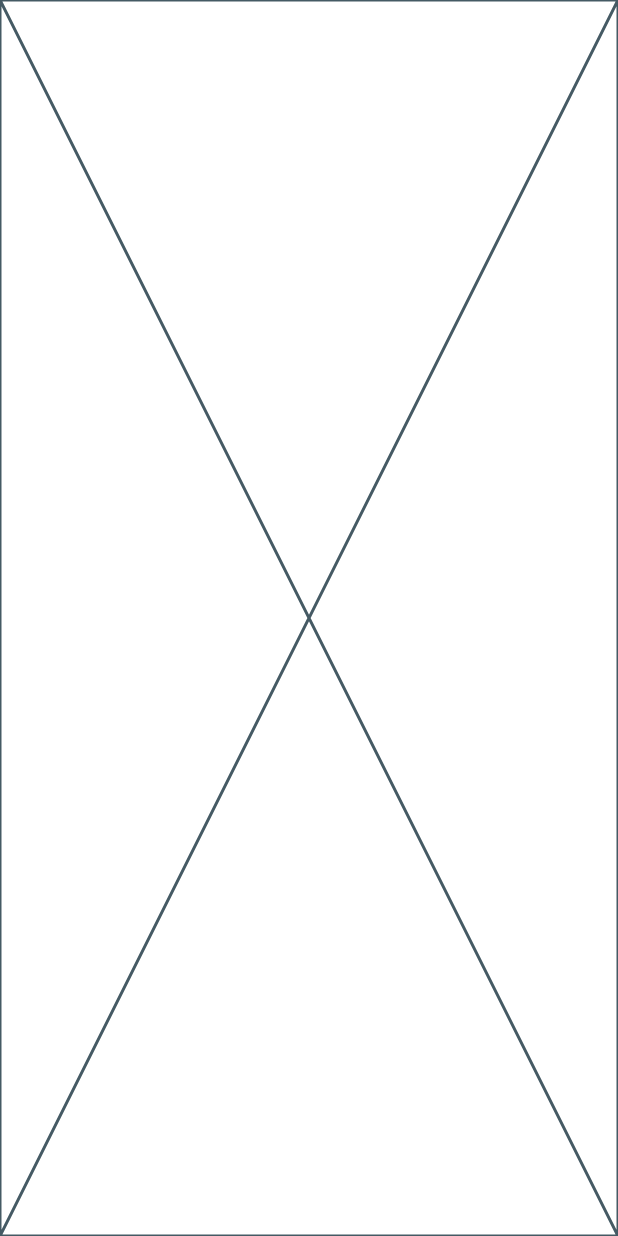
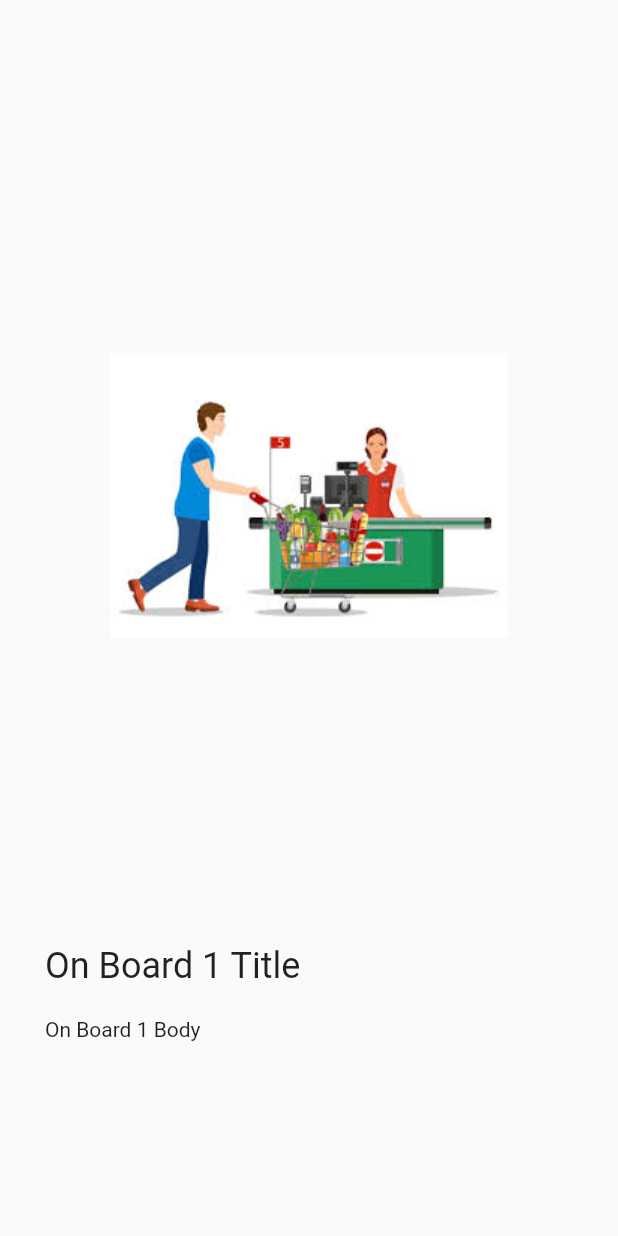
Before and after one commit to MomenAlbash/shopApp, a Flutter app: the screen it shows after launch, on a phone screen of 412 x 824 dp. Run offline on Flutter 3.47's test engine with Material 2 defaults, Android fonts, the phone set to English and light mode, and no system bars.

Commit message:
create onBoardBodyWidget

```diff
--- a/lib/main.dart
+++ b/lib/main.dart
@@ -1,4 +1,5 @@
-import 'package:flutter/cupertino.dart';
+import 'package:flutter/material.dart';
+import 'package:shopapp/views/onBoardingView.dart';
 
 void main(){
   runApp(shopApp());
@@ -7,6 +8,8 @@ class shopApp extends StatelessWidget {
   const shopApp({super.key});
   @override
   Widget build(BuildContext context) {
-    return const Placeholder();
+    return MaterialApp(
+      home:const onBoardingView(),
+    );
   }
 }
--- /dev/null
+++ b/lib/views/onBoardingView.dart
@@ -0,0 +1,16 @@
+import 'package:flutter/material.dart';
+import 'package:shopapp/widgets/onBoardBodyWidgets.dart';
+
+class onBoardingView extends StatelessWidget {
+  const onBoardingView({super.key});
+
+  @override
+  Widget build(BuildContext context) {
+    return Scaffold(
+      body: Padding(
+        padding: const EdgeInsets.all(30.0),
+        child: onBoardBodyWidget(),
+      ),
+    );
+  }
+}
--- /dev/null
+++ b/lib/widgets/onBoardBodyWidgets.dart
@@ -0,0 +1,32 @@
+
+import 'package:flutter/material.dart';
+
+class onBoardBodyWidget extends StatelessWidget {
+  const onBoardBodyWidget({
+    Key? key,
+  }) : super(key: key);
+
+  @override
+  Widget build(BuildContext context) {
+    return Column(
+      crossAxisAlignment: CrossAxisAlignment.start,
+      children: [
+        Container(
+          height: 600,
+          width: double.infinity,
+          child: const Image(
+            image: AssetImage('assets/images/images (8).jpg'),
+          ),
+        ),
+        const Text(
+          'On Board 1 Title',
+          style: TextStyle(fontSize: 24),
+        ),
+        const SizedBox(
+          height: 20,
+        ),
+        const Text('On Board 1 Body'),
+      ],
+    );
+  }
+}
--- a/pubspec.yaml
+++ b/pubspec.yaml
@@ -60,9 +60,9 @@ flutter:
   uses-material-design: true
 
   # To add assets to your application, add an assets section, like this:
-  # assets:
-  #   - images/a_dot_burr.jpeg
-  #   - images/a_dot_ham.jpeg
+  assets:
+     - assets/images/
+
 
   # An image asset can refer to one or more resolution-specific "variants", see
   # https://flutter.dev/assets-and-images/#resolution-aware
```
Also changed, not shown: assets/images/download (1).png (added), assets/images/images (8).jpg (added), 1 other file.
